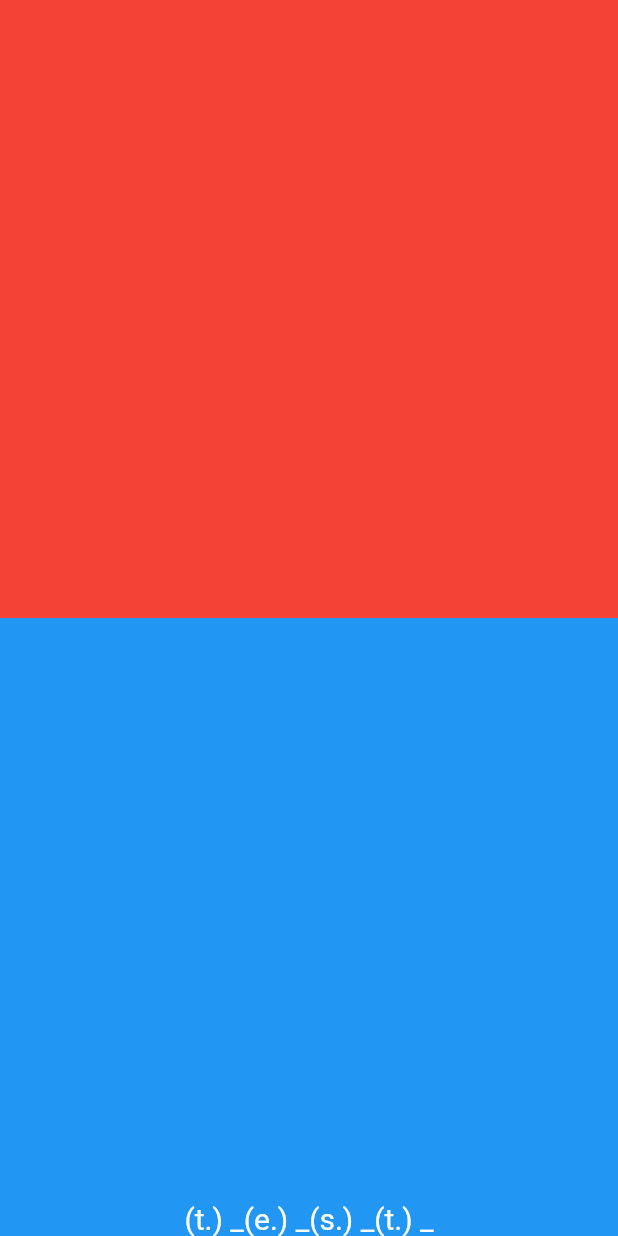
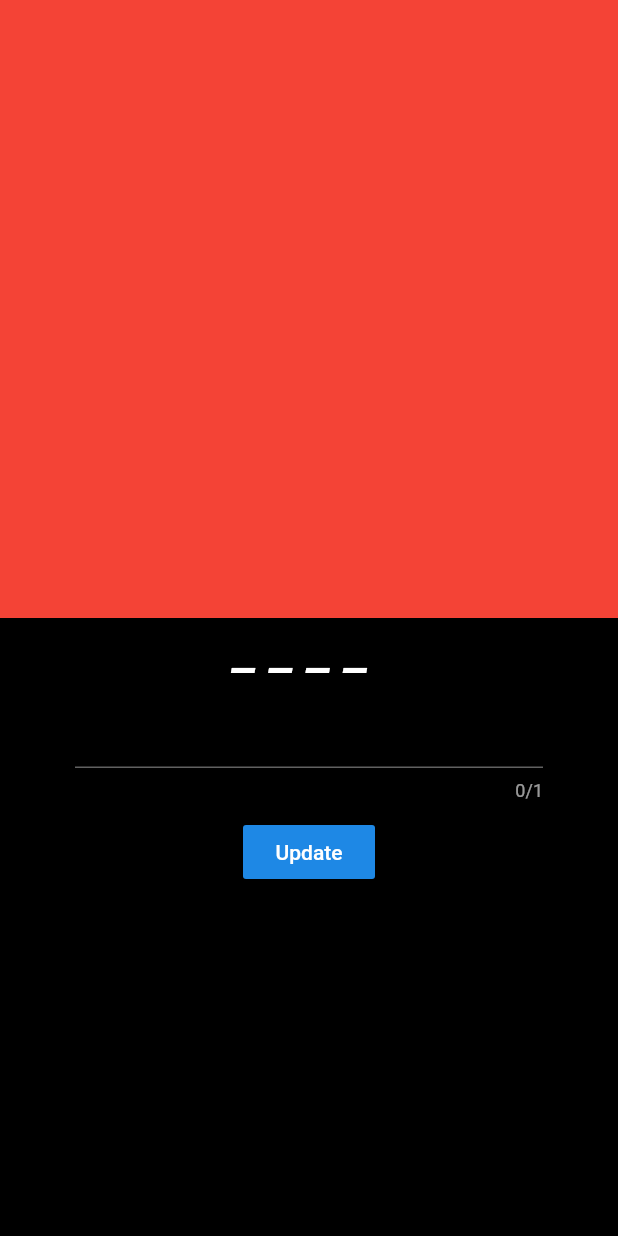
Before and after one commit to VB10/manhang, a Flutter app: the GamePage screen opened directly, on a phone screen of 412 x 824 dp. Run offline on Flutter 3.47's test engine with Material 2 defaults, Android fonts, the phone set to English and light mode, and no system bars; Roboto replaces fonts that are missing (Hind, Montserrat).

Commit message:
game page algorithm complete

```diff
--- a/lib/screens/game.dart
+++ b/lib/screens/game.dart
@@ -11,25 +11,98 @@ class GamePage extends StatefulWidget {
 }
 
 class _GamePageState extends State<GamePage> {
+  final _tfController = new TextEditingController();
+
+  String questionWord = "";
   final String word = "test";
-  List<String> list = ['one', 'two', 'three', 'four'];
+  List<String> _listWord = new List<String>();
 
-  Widget getTextWidgets(String strings) {
-    List<Widget> list = new List<Widget>();
-    for (var i = 0; i < word.length; i++) {
-      var tem = strings[i];
-      list.add(new Text('($tem.) _',
-          style: TextStyle(fontSize: 20, color: Colors.white)));
+  getQuestionString() {
+    word.split("").forEach((f) => {_listWord.add("_")});
+
+    var k = _listWord.map((data) => "$data ");
+    var m = k.join("");
+
+    print(m);
+    setState(() {
+      questionWord = m;
+    });
   }
-    return new Row(
-        crossAxisAlignment: CrossAxisAlignment.center,
-        mainAxisAlignment: MainAxisAlignment.center,
-        children: list);
+
+  pigLatin(String words) => words.replaceAllMapped(
+      new RegExp(r'([A-Z])', caseSensitive: false), (Match m) => "_ ");
+  //"${m[0]}_ ");
+
+  testLatin(String words, String word) => words.replaceAllMapped(
+      new RegExp(r'\b' + word, caseSensitive: false), (Match m) => "${m[0]} ");
+  @override
+  void initState() {
+    super.initState();
+    getQuestionString();
+  }
+
+  void onPressOfButton() {
+    var x = word.indexOf(_tfController.text);
+    print(x);
+    if (x >= 0) {
+      //end game.
+      if (!questionWord.contains("_")) {
+        showDialog(
+            context: this.context,
+            builder: (BuildContext context) => new AlertDialog(
+                    content: new Text(
+                  "End Game :)",
+                  style: new TextStyle(fontSize: 30.0),
+                )));
+        return;
+      }
+      convertList();
+      // var y = questionWord.trim().split(" ");
+
+      // if (!y[x].contains("_")) return;
+
+      // y[x] = _tfController.text;
+      // var k = y.map((data) => "$data ");
+      // var m = k.join("");
+      // // print(y.reduce((value, element) => '$value  $element'));
+      // // print(y.map((data) => "$data "));
+      // setState(() {
+      //   questionWord = m;
+      // });
+      // print(questionWord);
+    } else {}
+
+    // List<String> _x = x.split(" ");
+
+    // String y = '${_x[0]} ' + pigLatin(_x[1]);
+
+    // setState(() {
+    //   questionWord = y;
+    // });
+    // print(y);
+  }
+
+  void convertList() {
+    for (var i = 0; i < _listWord.length; i++) {
+      if (word[i] == _tfController.text) {
+        _listWord[i] = _tfController.text;
+      }
+    }
+    var k = _listWord.map((data) => "$data ");
+    var m = k.join("");
+
+    print(m);
+    setState(() {
+      questionWord = m;
+    });
+
+    _tfController.text = "";
   }
 
   @override
   Widget build(BuildContext context) {
-    return Container(
+    return Scaffold(
+      body: Container(
         color: Colors.white,
         child: Column(
           children: <Widget>[
@@ -41,17 +114,34 @@ class _GamePageState extends State<GamePage> {
               flex: 1,
               child: Container(
                   alignment: Alignment.bottomCenter,
-                color: Colors.blue,
-                child: SafeArea(child: getTextWidgets(word))
-                // Text(
-                //   this.word,
-                //   style: Theme.of(context).textTheme.title,
-                //   softWrap: true,
-                //   overflow: TextOverflow.ellipsis,
-                // ),
+                  color: Colors.black,
+                  child: SafeArea(
+                      child: Column(
+                    children: <Widget>[
+                      new Text(
+                        questionWord,
+                        style: Theme.of(context).textTheme.title,
+                        softWrap: true,
+                      ),
+                      Container(
+                        margin:
+                            EdgeInsets.symmetric(vertical: 10, horizontal: 50),
+                        alignment: Alignment.center,
+                        child: TextField(
+                          controller: _tfController,
+                          textAlign: TextAlign.center,
+                          maxLength: 1,
                         ),
                       ),
+                      RaisedButton(
+                        child: new Text("Update"),
+                        onPressed: onPressOfButton,
+                      ),
                     ],
+                  ))),
+            ),
+          ],
+        ),
       ),
     );
   }
```
Also changed, not shown: lib/screens/myButton.dart (added, +50 -0 lines). Lines whose indentation alone changed are shown as unchanged.
